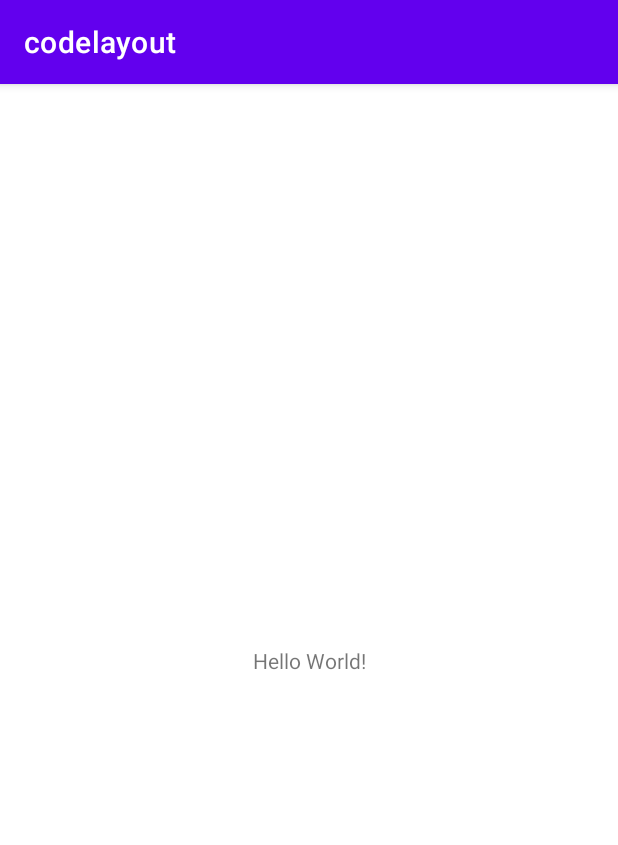
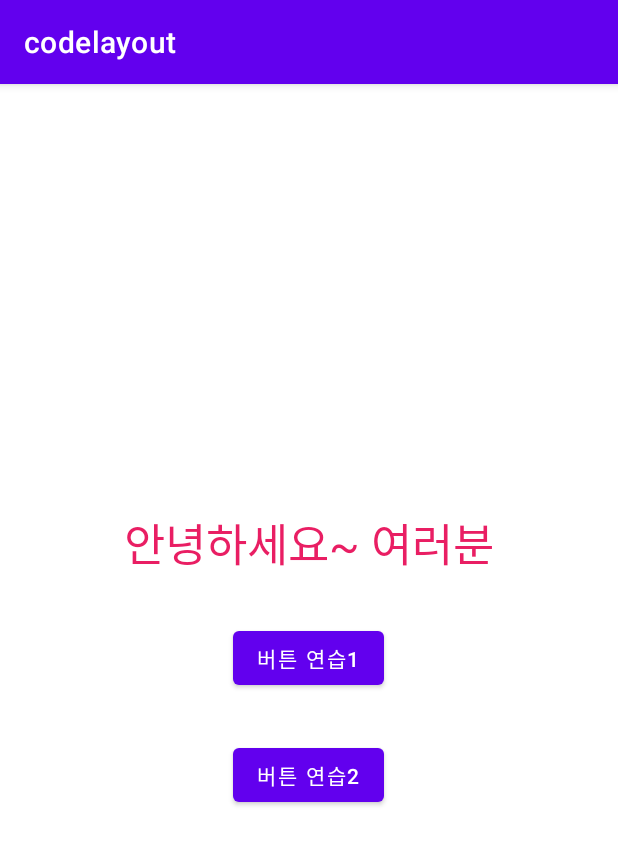
Before and after one commit to fire-irror/codelayout, an Android app: the screen it shows after launch (MainActivity), on a phone screen of 412 x 824 dp. Shown: the top 845 px of the screen. Run offline under Robolectric (Android 15) with nearby library versions, the phone set to English and light mode, and no system bars.

Commit message:
code에서 Layout작성

```diff
--- a/app/src/main/res/layout/activity_main.xml
+++ b/app/src/main/res/layout/activity_main.xml
@@ -1,18 +1,29 @@
 <?xml version="1.0" encoding="utf-8"?>
-<androidx.constraintlayout.widget.ConstraintLayout xmlns:android="http://schemas.android.com/apk/res/android"
+<LinearLayout xmlns:android="http://schemas.android.com/apk/res/android"
     xmlns:app="http://schemas.android.com/apk/res-auto"
     xmlns:tools="http://schemas.android.com/tools"
     android:layout_width="match_parent"
     android:layout_height="match_parent"
+    android:gravity="center"
+    android:orientation="vertical"
     tools:context=".MainActivity">
 
     <TextView
         android:layout_width="wrap_content"
         android:layout_height="wrap_content"
-        android:text="Hello World!"
-        app:layout_constraintBottom_toBottomOf="parent"
-        app:layout_constraintEnd_toEndOf="parent"
-        app:layout_constraintStart_toStartOf="parent"
-        app:layout_constraintTop_toTopOf="parent" />
+        android:text="@string/greeting"
+        android:textSize="30sp"
+        android:textColor="@color/hotpink"
+    />
+    <Button
+        android:layout_width="wrap_content"
+        android:layout_height="wrap_content"
+        android:layout_marginTop="30dp"
+        android:text="버튼 연습1"/>
 
-</androidx.constraintlayout.widget.ConstraintLayout>
+    <Button
+        android:layout_width="wrap_content"
+        android:layout_height="wrap_content"
+        android:layout_marginTop="30dp"
+        android:text="버튼 연습2"/>
+</LinearLayout>
--- a/app/src/main/res/values/colors.xml
+++ b/app/src/main/res/values/colors.xml
@@ -7,4 +7,5 @@
     <color name="teal_700">#FF018786</color>
     <color name="black">#FF000000</color>
     <color name="white">#FFFFFFFF</color>
+    <color name="hotpink">#E91E63</color>
 </resources>
--- a/app/src/main/res/values/strings.xml
+++ b/app/src/main/res/values/strings.xml
@@ -1,3 +1,4 @@
 <resources>
     <string name="app_name">codelayout</string>
+    <string name="greeting">안녕하세요~ 여러분</string>
 </resources>
```
